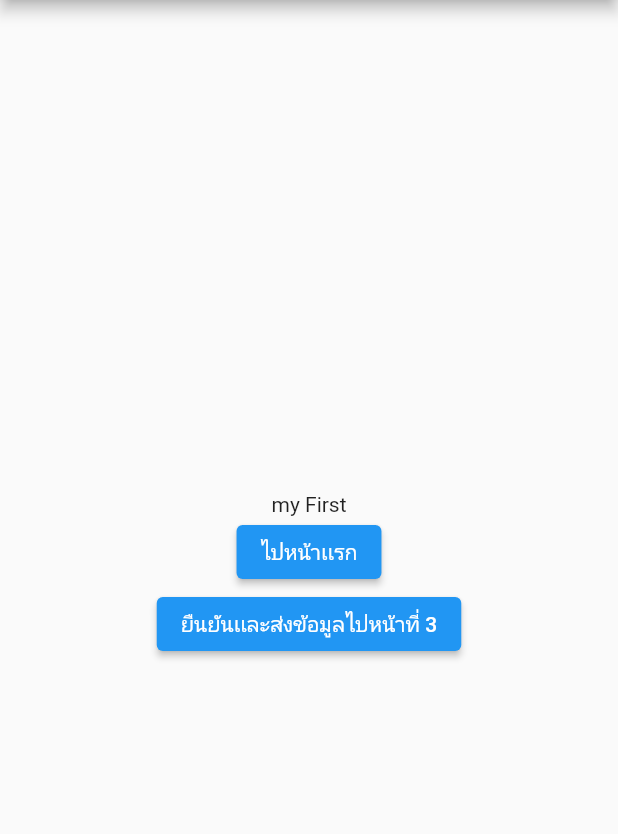
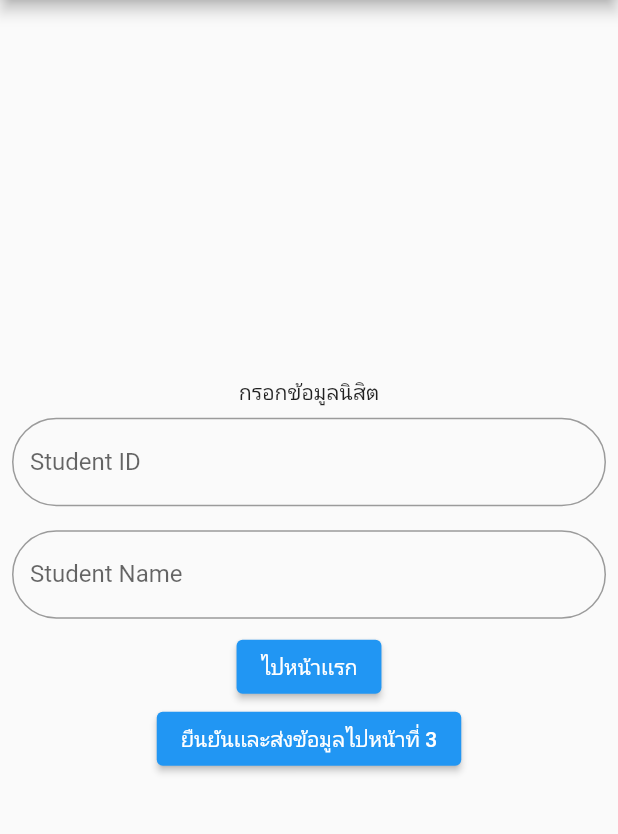
Before and after one commit to Natnicha-Milk/routing_622021112, a Flutter app: the SecondPage screen opened directly, on a phone screen of 412 x 824 dp, the part 84-918 px from its top. Run offline on Flutter 3.47's test engine with Material 2 defaults, Android fonts, the phone set to English and light mode, and no system bars.

Commit message:
first commit

```diff
--- a/lib/page/SecondPage.dart
+++ b/lib/page/SecondPage.dart
@@ -1,5 +1,5 @@
 import 'package:flutter/material.dart';
-
+import 'package:flutter/services.dart';
 import 'thirdpage.dart';
 
 class SecondPage extends StatefulWidget {
@@ -10,17 +10,24 @@ class SecondPage extends StatefulWidget {
 }
 
 class _SecondPageState extends State<SecondPage> {
+  final _formKey = GlobalKey<FormState>();
+  final TextEditingController _stdId = TextEditingController();
+  final TextEditingController _stdName = TextEditingController();
+
   @override
   Widget build(BuildContext context) {
     return Scaffold(
       appBar: AppBar(
         title: const Text('First Page'),
       ),
-      body: Center(
+      body: Form(
+        key: _formKey,
         child: Column(
           mainAxisAlignment: MainAxisAlignment.center,
           children: [
-            const Text('my First'),
+            const Text('กรอกข้อมูลนิสิต'),
+            StudentID(),
+            Name(),
             ElevatedButton(
                 onPressed: () {
                   Navigator.pop(context);
@@ -28,13 +35,16 @@ class _SecondPageState extends State<SecondPage> {
                 child: const Text('ไปหน้าเเรก')),
             ElevatedButton(
                 onPressed: () {
-                  var route = MaterialPageRoute(
-                    builder: (context) => ThirdPsge(
-                      stdId: '622021112',
-                      stdName: 'milk',
-                    ),
-                  );
-                  Navigator.push(context, route);
+                  if (_formKey.currentState!.validate()) {
+                    Navigator.push(
+                        context,
+                        MaterialPageRoute(
+                          builder: (context) => ThirdPsge(
+                            stdId: _stdId.text,
+                            stdName: _stdName.text,
+                          ),
+                        ));
+                  }
                 },
                 child: const Text('ยืนยันเเละส่งข้อมูลไปหน้าที่ 3'))
           ],
@@ -42,4 +52,48 @@ class _SecondPageState extends State<SecondPage> {
       ),
     );
   }
+
+  Widget Name() {
+    return Container(
+      margin: const EdgeInsets.all(8),
+      child: TextFormField(
+        controller: _stdName,
+        validator: (Value) {
+          if (Value!.isEmpty) {
+            return "Please Enter ID";
+          }
+          return null;
+        },
+        decoration: const InputDecoration(
+          labelText: 'Student Name',
+          border: OutlineInputBorder(
+            borderRadius: BorderRadius.all(Radius.circular(32)), //ใส่ขอบกลม
+          ),
+        ),
+      ),
+    );
+  }
+
+  Widget StudentID() {
+    return Container(
+      margin: const EdgeInsets.all(8),
+      child: TextFormField(
+        controller: _stdId,
+        inputFormatters: [FilteringTextInputFormatter.digitsOnly],
+        keyboardType: TextInputType.number,
+        validator: (Value) {
+          if (Value!.isEmpty) {
+            return "Please Enter ID";
+          }
+          return null;
+        },
+        decoration: const InputDecoration(
+          labelText: 'Student ID',
+          border: OutlineInputBorder(
+            borderRadius: BorderRadius.all(Radius.circular(32)), //ใส่ขอบกลม
+          ),
+        ),
+      ),
+    );
+  }
 }
```
